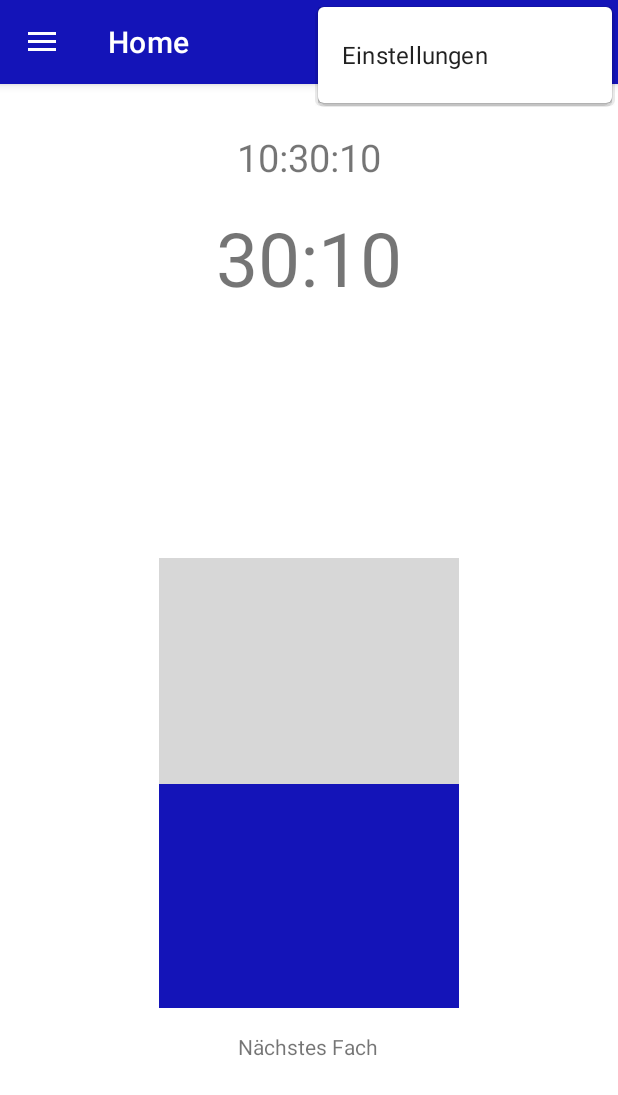
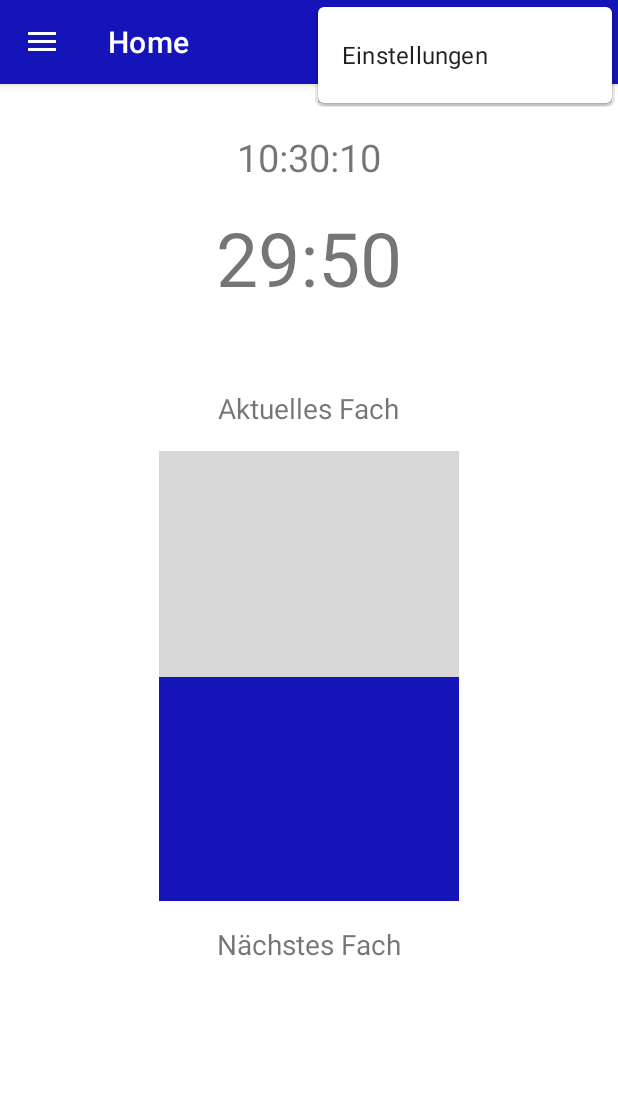
Before and after one commit to Volvo7700/TeachersEssentials, an Android app: the screen it shows after launch (MainActivity), with the options menu open, on a phone screen of 412 x 824 dp. Shown: the top 1095 px of the screen. Run offline under Robolectric (Android 15) with nearby library versions, the phone set to English and light mode, and no system bars; our stand-ins replace navigation-ui.

Commit message:
Layout Anpassungen, zeit bis nächste Stunde, App schließen

```diff
--- a/app/src/main/java/de/teachersessentials/MainActivity.java
+++ b/app/src/main/java/de/teachersessentials/MainActivity.java
@@ -27,7 +27,6 @@ public class MainActivity extends AppCompatActivity {
 
         setSupportActionBar(binding.appBarMain.toolbar);
 
-
         DrawerLayout drawer = binding.drawerLayout;
         NavigationView navigationView = binding.navView;
         // Passing each menu ID as a set of Ids because each
--- a/app/src/main/java/de/teachersessentials/ui/home/HomeFragment.java
+++ b/app/src/main/java/de/teachersessentials/ui/home/HomeFragment.java
@@ -14,6 +14,7 @@ import androidx.annotation.NonNull;
 import androidx.fragment.app.Fragment;
 
 import java.text.SimpleDateFormat;
+import java.util.Calendar;
 import java.util.Date;
 import java.util.Locale;
 
@@ -26,6 +27,8 @@ public class HomeFragment extends Fragment {
     private FragmentHomeBinding binding;
     private TextView clockTextView;
     private TextView timeLeftView;
+    private TextView nextSubject;
+    private TextView currentSubject;
     private Handler handler;
     private ProgressBar showProgress;
     private final ColorStateList colorRed = new ColorStateList(new int[][] {new int[] {} }, new int[] {Color.RED});
@@ -37,7 +40,7 @@ public class HomeFragment extends Fragment {
         binding = FragmentHomeBinding.inflate(inflater, container, false);
         View root = binding.getRoot();
 
-        //anzeige der Uhrzeit
+        //Anzeige der aktuellen Uhrzeit
         clockTextView = root.findViewById(R.id.clock_text_view);
         clockTextView.setTextSize((float) (Shared.fontsize)); //Schriftgröße Uhr wird angepasst
 
@@ -45,8 +48,18 @@ public class HomeFragment extends Fragment {
         timeLeftView = root.findViewById(R.id.time_left_view);
         timeLeftView.setTextSize((float) (Shared.fontsize*2)); //Schriftgröße des Timers wird angepasst
 
+        //Aktuelles Fach
+        currentSubject = root.findViewById(R.id.current_subject);
+        currentSubject.setTextSize((float) (Shared.fontsize*0.75));
+        //Anzeige des aktuellen Fachs einbauen (Timetable Database)
+
         //ProgressBar
         showProgress = root.findViewById(R.id.progress_bar);
+
+        //Nächstes Fach
+        nextSubject = root.findViewById((R.id.next_subject));
+        nextSubject.setTextSize((float) (Shared.fontsize*0.75)); //Schriftgröße
+        //Anzeige des nächsten Fachs einbauen (Timetable Database) und evt. Raum
 
         handler = new Handler();
         updateClock();
@@ -64,28 +77,32 @@ public class HomeFragment extends Fragment {
 
         //progress bar wird aufgefüllt
         updateProgress();
-        //updateClock wird wieder aufgerufen, damit die Uhr jede Sekunde weitertickt
+
         handler.postDelayed(this::updateClock, 1000); //Uhr updated jede Sekunde
     }
 
-    private void updateTimeLeft() { //noch nicht fertig
+
+    private int getTimeUntilNextHour() {  //Zeit bis zur nächsten vollen Stunde in Millisekunden
+        Calendar calendar = Calendar.getInstance();
+
+        return ((60 - calendar.get(Calendar.MINUTE)) * 60 - calendar.get(Calendar.SECOND)) * 1000;
+    }
+
+    private void updateTimeLeft() {
         SimpleDateFormat timeLeftFormat = new SimpleDateFormat("mm:ss", Locale.getDefault());
-        String TimeLeftText = timeLeftFormat.format(new Date());
+        Date date = new Date(getTimeUntilNextHour());
 
-        timeLeftView.setText(TimeLeftText);
-        //progress bar wird aufgefüllt
-        updateProgress();
-        //updateClock wird wieder aufgerufen, damit die Uhr jede Sekunde weitertickt
+        String TimeLeftText = timeLeftFormat.format(date);
+        timeLeftView.setText(TimeLeftText); //Zeit wird ins Widget gefüllt
+
         handler.postDelayed(this::updateTimeLeft, 1000); //Uhr updated jede Sekunde
     }
 
     private void updateProgress() {
-        //Zeit zur nächsten vollen Stunde in millis
-        long progressTime = System.currentTimeMillis() % 3600000;
         //Progress bar wird aufgefüllt bzw. leert sich
-        showProgress.setProgress(3600000 - (int) progressTime);
+        showProgress.setProgress(getTimeUntilNextHour());
 
-        if (progressTime > 3300000) { //wahrscheinlich nicht effizient jedes mal neu abzufragen, müssen wir sowieso ändern, wenn eine Nachricht gesendet werden soll
+        if (getTimeUntilNextHour() < 300000) { //wahrscheinlich nicht effizient jedes mal neu abzufragen, müssen wir sowieso ändern, wenn eine Nachricht gesendet werden soll
             //Progress bar wird rot
             showProgress.setProgressTintList(colorRed);
             //Hier möglicherweise Benachrictigung schicken
--- a/app/src/main/java/de/teachersessentials/ui/settings/SettingsFragment.java
+++ b/app/src/main/java/de/teachersessentials/ui/settings/SettingsFragment.java
@@ -6,6 +6,7 @@ import android.view.View;
 import android.view.ViewGroup;
 import android.widget.AdapterView;
 import android.widget.ArrayAdapter;
+import android.widget.Button;
 import android.widget.Spinner;
 
 import androidx.annotation.NonNull;
@@ -30,7 +31,8 @@ public class SettingsFragment extends Fragment {
         binding = FragmentSettingsBinding.inflate(inflater, container, false);
         View root = binding.getRoot();
 
-        Spinner spinner = root.findViewById(R.id.select_font_size);
+        Spinner selectFontSize = root.findViewById(R.id.select_font_size);
+
         //Liste mit Auswahlmöglichkeiten
         ArrayList<String> arrayList = new ArrayList<>();
         arrayList.add("winzig");
@@ -42,9 +44,9 @@ public class SettingsFragment extends Fragment {
         //Liste wird in Spinner geladen
         ArrayAdapter<String> adapter = new ArrayAdapter<>(requireActivity(), android.R.layout.simple_spinner_item, arrayList);
         adapter.setDropDownViewResource(android.R.layout.select_dialog_singlechoice);
-        spinner.setAdapter(adapter);
-        spinner.setSelection(2);
-        spinner.setOnItemSelectedListener(new AdapterView.OnItemSelectedListener() { //jenachdem, was ausgewählt ist wird fonsize angepasst
+        selectFontSize.setAdapter(adapter);
+        selectFontSize.setSelection(2);
+        selectFontSize.setOnItemSelectedListener(new AdapterView.OnItemSelectedListener() { //jenachdem, was ausgewählt ist wird fonsize angepasst
             @Override
             public void onItemSelected(AdapterView<?> parent, View view, int position, long id) {
                 if (position == 0) { //auswahl winzig
@@ -65,6 +67,13 @@ public class SettingsFragment extends Fragment {
             }
         });
 
+        //App schließen
+        Button closeApp = root.findViewById(R.id.close_app);
+        closeApp.setOnClickListener(v -> {
+            requireActivity().finish();
+            requireActivity().finishAffinity();
+        });
+
         return root;
     }
 
--- a/app/src/main/res/layout/fragment_home.xml
+++ b/app/src/main/res/layout/fragment_home.xml
@@ -1,11 +1,65 @@
 <?xml version="1.0" encoding="utf-8"?>
 <androidx.constraintlayout.widget.ConstraintLayout xmlns:android="http://schemas.android.com/apk/res/android"
-    xmlns:app="http://schemas.android.com/apk/res-auto"
     xmlns:tools="http://schemas.android.com/tools"
     android:layout_width="match_parent"
     android:layout_height="match_parent"
     tools:context=".ui.home.HomeFragment">
 
+    <ScrollView
+        android:layout_width="match_parent"
+        android:layout_height="match_parent">
+
+        <LinearLayout
+            android:layout_width="match_parent"
+            android:layout_height="wrap_content"
+            android:orientation="vertical">
+
+            <TextView
+                android:id="@+id/clock_text_view"
+                android:layout_width="wrap_content"
+                android:layout_height="wrap_content"
+                android:layout_marginTop="32dp"
+                android:textSize="25sp"
+                android:layout_gravity="center" />
+
+            <TextView
+                android:id="@+id/time_left_view"
+                android:layout_width="wrap_content"
+                android:layout_height="wrap_content"
+                android:layout_marginTop="16dp"
+                android:layout_gravity="center" />
+
+            <TextView
+                android:id="@+id/current_subject"
+                android:layout_width="wrap_content"
+                android:layout_height="wrap_content"
+                android:layout_marginTop="54dp"
+                android:text="Aktuelles Fach"
+                android:layout_gravity="center" />
+
+            <ProgressBar
+                android:id="@+id/progress_bar"
+                style="?android:attr/progressBarStyleHorizontal"
+                android:layout_width="300dp"
+                android:layout_height="200dp"
+                android:max="3600000"
+                android:progressTint="@color/blue"
+                android:rotation="-90"
+                android:scaleY="50"
+                android:layout_marginTop="66dp"
+                android:layout_gravity="center" />
+            <!--        bei manchen Seitenlängen wird die Progressbar nicht richtig zentriert-->
+
+            <TextView
+                android:id="@+id/next_subject"
+                android:layout_width="wrap_content"
+                android:layout_height="wrap_content"
+                android:layout_marginTop="66dp"
+                android:text="Nächstes Fach"
+                android:layout_gravity="center" />
+        </LinearLayout>
+    </ScrollView>
+    <!-- Auskommentierter Code vom Constraint Layout
     <TextView
         android:id="@+id/clock_text_view"
         android:layout_width="wrap_content"
@@ -26,6 +80,16 @@
         app:layout_constraintStart_toStartOf="parent"
         app:layout_constraintTop_toBottomOf="@+id/clock_text_view" />
 
+    <TextView
+        android:id="@+id/current_subject"
+        android:layout_width="wrap_content"
+        android:layout_height="wrap_content"
+        android:layout_marginTop="54dp"
+        android:text="Aktuelles Fach"
+        app:layout_constraintEnd_toEndOf="parent"
+        app:layout_constraintStart_toStartOf="parent"
+        app:layout_constraintTop_toBottomOf="@+id/time_left_view" />
+
     <ProgressBar
         android:id="@+id/progress_bar"
         style="?android:attr/progressBarStyleHorizontal"
@@ -36,15 +100,14 @@
         android:progressTint="@color/blue"
         android:rotation="-90"
         android:scaleY="50"
-        app:layout_constraintBottom_toBottomOf="parent"
+        android:layout_marginTop="66dp"
         app:layout_constraintEnd_toEndOf="parent"
         app:layout_constraintStart_toStartOf="parent"
-        app:layout_constraintTop_toTopOf="parent"
-        app:layout_constraintVertical_bias="0.644" />
-    <!--        bei manchen Seitenlängen wird die Progressbar nicht richtig zentriert-->
+        app:layout_constraintTop_toBottomOf="@+id/current_subject" />
+            bei manchen Seitenlängen wird die Progressbar nicht richtig zentriert
 
     <TextView
-        android:id="@+id/naechstes_fach"
+        android:id="@+id/next_subject"
         android:layout_width="wrap_content"
         android:layout_height="wrap_content"
         android:layout_marginTop="66dp"
@@ -52,8 +115,8 @@
         app:layout_constraintEnd_toEndOf="parent"
         app:layout_constraintHorizontal_bias="0.498"
         app:layout_constraintStart_toStartOf="parent"
-        app:layout_constraintTop_toBottomOf="@+id/progress_bar" />
+        app:layout_constraintTop_toBottomOf="@+id/progress_bar" /> -->
 
-    <!--ist bischen komisch, die progressBar zu zentrieren-->
+    <!--Generell alle Fragments so machen, dass sie auf allen Handys gut aussehen-->
 
 </androidx.constraintlayout.widget.ConstraintLayout>
--- a/app/src/main/res/layout/fragment_settings.xml
+++ b/app/src/main/res/layout/fragment_settings.xml
@@ -12,15 +12,18 @@
         <LinearLayout
             android:layout_width="match_parent"
             android:layout_height="wrap_content"
+            android:layout_marginLeft="16dp"
+            android:layout_marginRight="16dp"
             android:orientation="vertical">
 
             <Spinner
                 android:id="@+id/select_font_size"
                 android:layout_width="match_parent"
                 android:layout_height="match_parent"
-                android:layout_marginTop="8dp" />
+                android:layout_marginTop="16dp" />
 
             <Button
+                android:id="@+id/close_app"
                 android:layout_width="wrap_content"
                 android:layout_height="wrap_content"
                 android:layout_gravity="center"
```
